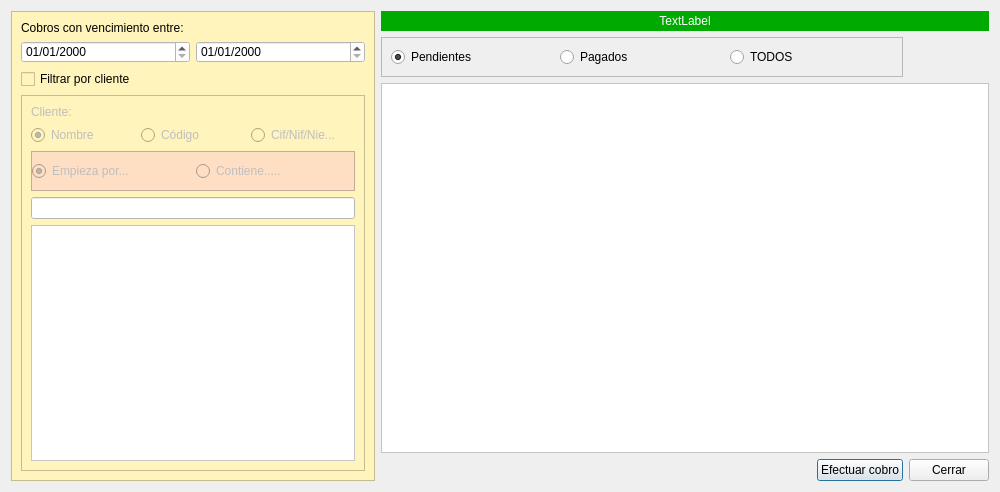
Old version of the form Zona_Ventas/frmgestioncobros.ui in the repository arcnexus/RedFoX.
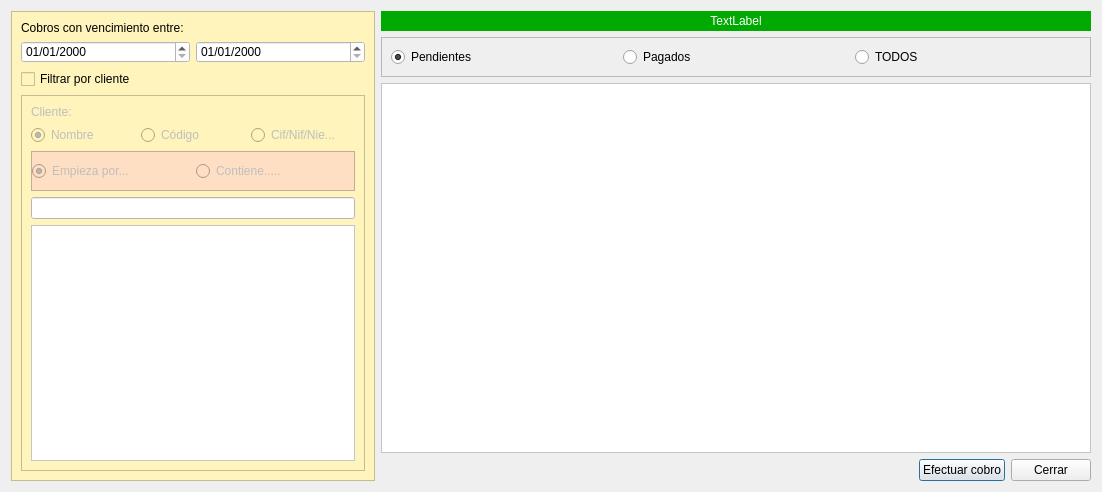
New version of the form. Icons and pictures are not drawn.

What changed in the file:
```diff
--- a/Zona_Ventas/frmgestioncobros.ui
+++ b/Zona_Ventas/frmgestioncobros.ui
@@ -6,7 +6,7 @@
    <rect>
     <x>0</x>
     <y>0</y>
-    <width>1000</width>
+    <width>1102</width>
     <height>492</height>
    </rect>
   </property>
@@ -283,7 +283,7 @@
      </property>
     </widget>
    </item>
-   <item row="1" column="1" colspan="2">
+   <item row="1" column="1" colspan="3">
     <widget class="QFrame" name="frame_pagados">
      <property name="frameShape">
       <enum>QFrame::StyledPanel</enum>
```
